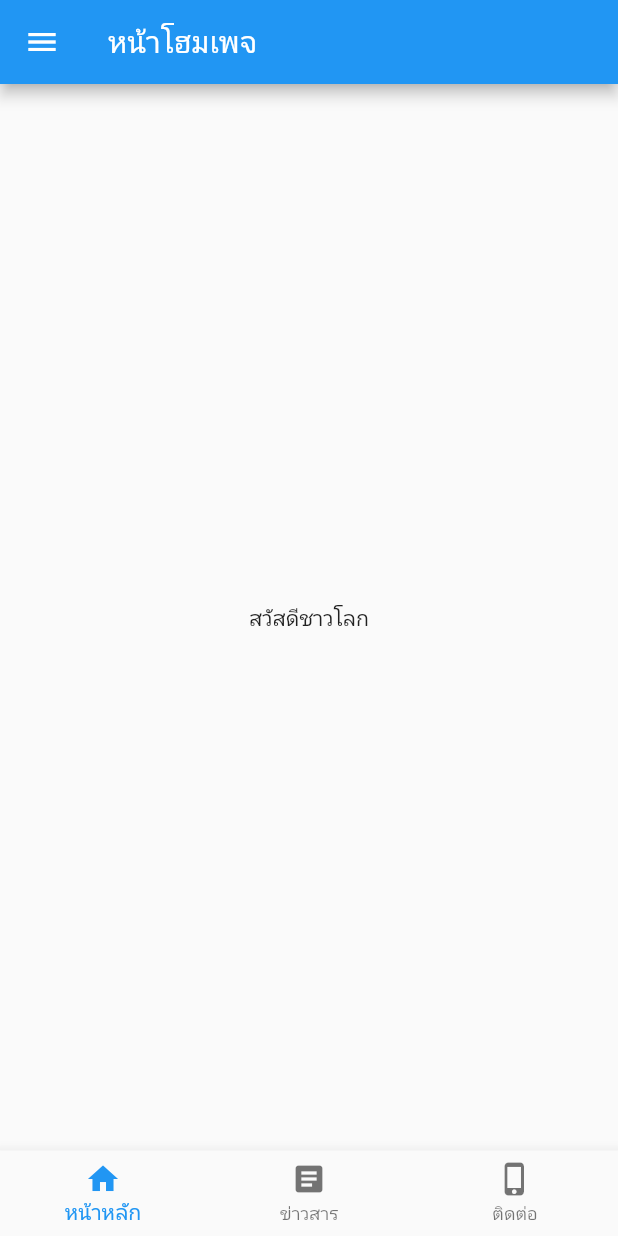
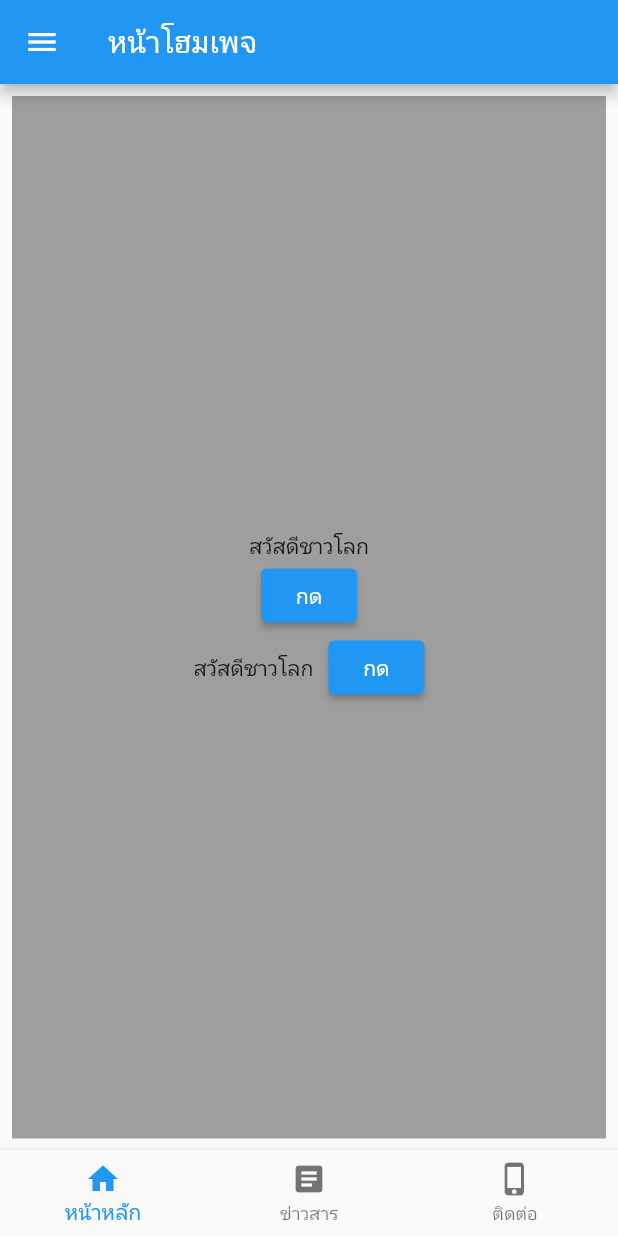
Before and after one commit to chutchapon/Flutter, a Flutter app: the screen it shows after launch, on a phone screen of 412 x 824 dp. Run offline on Flutter 3.47's test engine with Material 2 defaults, Android fonts, the phone set to English and light mode, and no system bars.

Commit message:
Container Success

```diff
--- a/class_06082022/lib/screen/home_screen.dart
+++ b/class_06082022/lib/screen/home_screen.dart
@@ -15,6 +15,39 @@ class _HomeScreenState extends State<HomeScreen> {
         title: const Text('หน้าโฮมเพจ'),
       ),
       drawer: const Drawer(),
+      body: Container(
+        color: Colors.grey,
+        margin: EdgeInsets.all(8),
+        // margin: EdgeInsets.only(top: 8, left: 8, right: 8),
+        child: Center(
+          child: Column(
+            mainAxisAlignment: MainAxisAlignment.center,
+            children: [
+              Column(
+                children: [
+                  Text("สวัสดีชาวโลก"),
+                  SizedBox(width: 10),
+                  ElevatedButton(
+                    onPressed: () => [],
+                    child: Text('กด'),
+                  ),
+                ],
+              ),
+              Row(
+                mainAxisAlignment: MainAxisAlignment.center,
+                children: [
+                  Text("สวัสดีชาวโลก"),
+                  SizedBox(width: 10),
+                  ElevatedButton(
+                    onPressed: () => [],
+                    child: Text('กด'),
+                  ),
+                ],
+              ),
+            ],
+          ),
+        ),
+      ),
       bottomNavigationBar: BottomNavigationBar(
         items: const [
           BottomNavigationBarItem(icon: Icon(Icons.home), label: 'หน้าหลัก'),
@@ -24,9 +57,6 @@ class _HomeScreenState extends State<HomeScreen> {
           // BottomNavigationBarItem(icon: Icon(Icons.info), label: 'เกี่ยวกับ'),
         ],
       ),
-      body: const Center(
-        child: Text('สวัสดีชาวโลก'),
-      ),
     );
   }
 }
```
